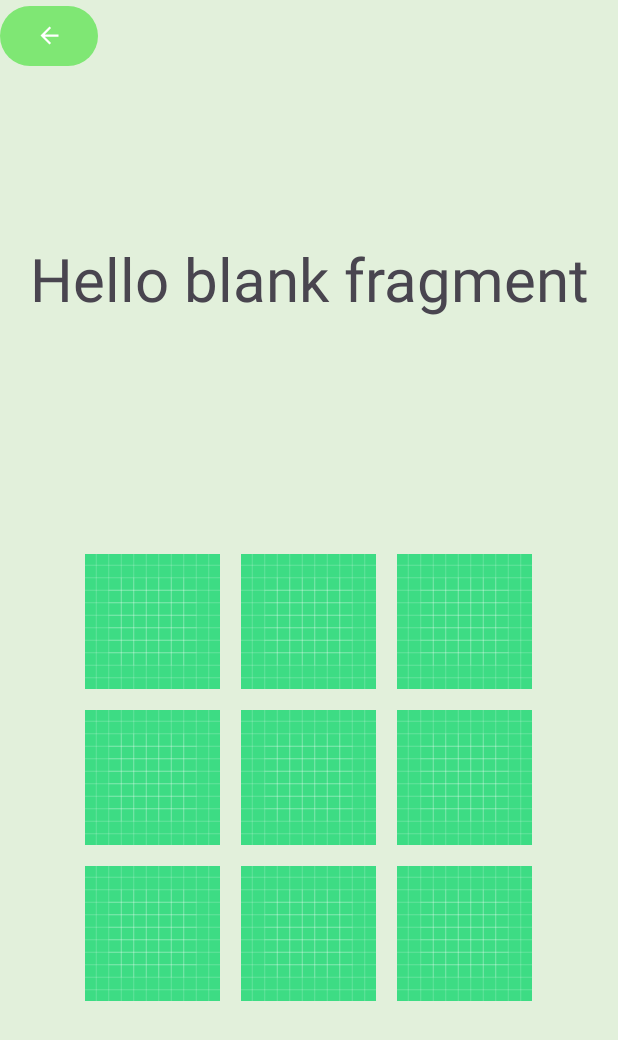
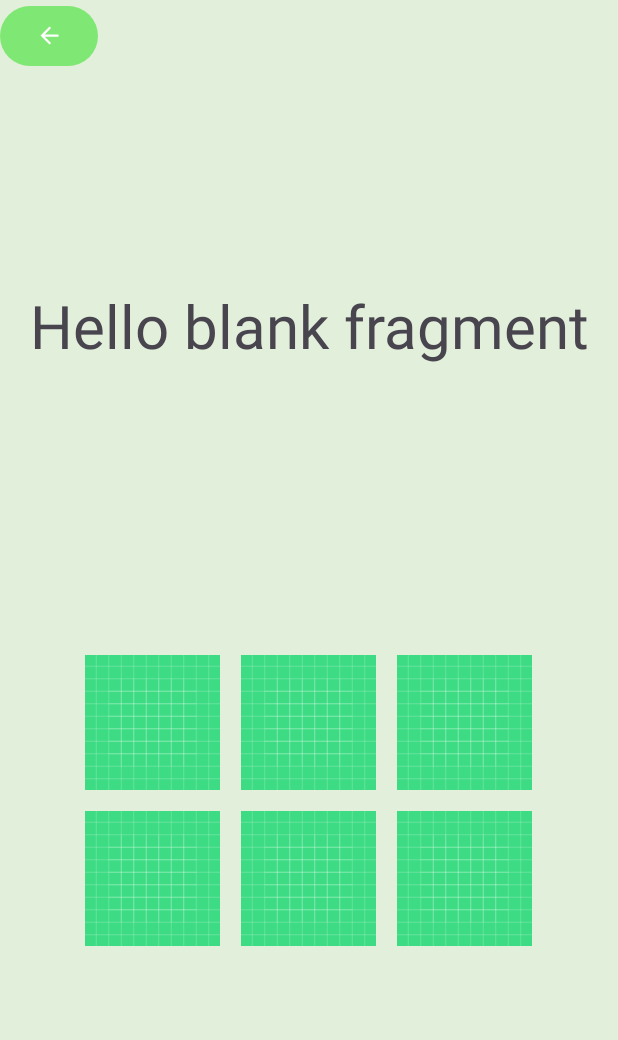
Before and after one commit to Martin-Toma/LogoQuizITU, an Android app: the layout fragment_select_logo_game.xml on its own in the app's theme, with its tools: preview values and no code run, on a phone screen of 412 x 824 dp. Shown: the top 1040 px of the screen. Run offline under Robolectric (Android 15) with nearby library versions, the phone set to English and light mode, and no system bars.

Commit message:
used flexible count random entities getter in SelectLogoGameViewModel

```diff
--- a/app/src/main/java/com/fititu/logoquizitu/Model/Dao/CompanyDao.kt
+++ b/app/src/main/java/com/fititu/logoquizitu/Model/Dao/CompanyDao.kt
@@ -56,7 +56,4 @@ interface CompanyDao {
 
     @Query("SELECT * FROM CompanyEntity")
     fun getAllPhotoPostsC(): List<CompanyEntity>
-
-    @Query("SELECT * FROM CompanyEntity ORDER BY RANDOM() LIMIT 9")
-    fun getRandomLogos(): List<CompanyEntity>
 }
--- a/app/src/main/java/com/fititu/logoquizitu/ViewModels/SelectLogoGameViewModel.kt
+++ b/app/src/main/java/com/fititu/logoquizitu/ViewModels/SelectLogoGameViewModel.kt
@@ -15,6 +15,7 @@ import kotlinx.coroutines.launch
 
 class SelectLogoGameViewModel (application: Application) : AndroidViewModel(application) {
 
+    private val MAX_LOGOS = 6
     @SuppressLint("StaticFieldLeak")
     private val appContext: Context = application.applicationContext
     val logoEntityDao : CompanyDao = AppDatabase.getInstance(appContext).companyDao()
@@ -24,7 +25,7 @@ class SelectLogoGameViewModel (application: Application) : AndroidViewModel(appl
 
     fun initGame() {
         viewModelScope.launch(Dispatchers.IO) {
-            val logos = logoEntityDao.getRandomLogos()
+            val logos = logoEntityDao.getRandomCompanies(MAX_LOGOS)
             _randomLogos.postValue(logos)
         }
     }
--- a/app/src/main/res/layout/fragment_select_logo_game.xml
+++ b/app/src/main/res/layout/fragment_select_logo_game.xml
@@ -27,10 +27,10 @@
         android:textSize="40sp"
         app:layout_constraintBottom_toBottomOf="parent"
         app:layout_constraintEnd_toEndOf="parent"
-        app:layout_constraintHorizontal_bias="1.0"
+        app:layout_constraintHorizontal_bias="0.0"
         app:layout_constraintStart_toStartOf="parent"
         app:layout_constraintTop_toTopOf="parent"
-        app:layout_constraintVertical_bias="0.206" />
+        app:layout_constraintVertical_bias="0.247" />
 
     <androidx.gridlayout.widget.GridLayout
         android:id="@+id/selectGrid"
@@ -101,8 +101,8 @@
                 android:layout_marginTop="@dimen/inGridMargins"
                 android:layout_marginEnd="@dimen/inGridMargins"
                 android:layout_marginBottom="@dimen/inGridMargins"
+
                 android:background="@color/white"
-
                 android:scaleType="fitXY"
                 android:src="@drawable/ic_launcher_background" />
         </RelativeLayout>
@@ -177,78 +177,6 @@
                 />
         </RelativeLayout>
 
-        <RelativeLayout
-            android:layout_width="@dimen/relativeLayoutWidth"
-            android:layout_height="@dimen/relativeLayoutHeight"
-            android:layout_margin="@dimen/inGridMargins"
-            app:layout_column="0"
-            app:layout_row="2">
-
-            <ImageButton
-                android:id="@+id/imageButton7"
-                android:layout_width="@dimen/imageButtonWidth"
-                android:layout_height="@dimen/imageButtonHeight"
-                android:layout_centerInParent="true"
-                android:layout_marginStart="@dimen/inGridMargins"
-                android:layout_marginTop="@dimen/inGridMargins"
-                android:layout_marginEnd="@dimen/inGridMargins"
-                android:layout_marginBottom="@dimen/inGridMargins"
-                android:background="@color/white"
-
-                android:scaleType="fitXY"
-                android:src="@drawable/ic_launcher_background"
-
-                />
-        </RelativeLayout>
-
-        <RelativeLayout
-            android:layout_width="@dimen/relativeLayoutWidth"
-            android:layout_height="@dimen/relativeLayoutHeight"
-            android:layout_margin="@dimen/inGridMargins"
-            app:layout_column="1"
-            app:layout_row="2">
-
-            <ImageButton
-                android:id="@+id/imageButton8"
-                android:layout_width="@dimen/imageButtonWidth"
-                android:layout_height="@dimen/imageButtonHeight"
-                android:layout_centerInParent="true"
-                android:layout_marginStart="@dimen/inGridMargins"
-                android:layout_marginTop="@dimen/inGridMargins"
-                android:layout_marginEnd="@dimen/inGridMargins"
-                android:layout_marginBottom="@dimen/inGridMargins"
-                android:background="@color/white"
-
-                android:scaleType="fitXY"
-                android:src="@drawable/ic_launcher_background"
-
-                />
-        </RelativeLayout>
-
-        <RelativeLayout
-            android:layout_width="@dimen/relativeLayoutWidth"
-            android:layout_height="@dimen/relativeLayoutHeight"
-            android:layout_margin="@dimen/inGridMargins"
-            app:layout_column="2"
-            app:layout_row="2">
-
-            <ImageButton
-                android:id="@+id/imageButton9"
-                android:layout_width="@dimen/imageButtonWidth"
-                android:layout_height="@dimen/imageButtonHeight"
-                android:layout_centerInParent="true"
-                android:layout_marginStart="@dimen/inGridMargins"
-                android:layout_marginTop="@dimen/inGridMargins"
-                android:layout_marginEnd="@dimen/inGridMargins"
-                android:layout_marginBottom="@dimen/inGridMargins"
-                android:background="@color/white"
-
-                android:scaleType="fitXY"
-                android:src="@drawable/ic_launcher_background"
-
-                />
-        </RelativeLayout>
-
     </androidx.gridlayout.widget.GridLayout>
 
     <!--GridView
```
